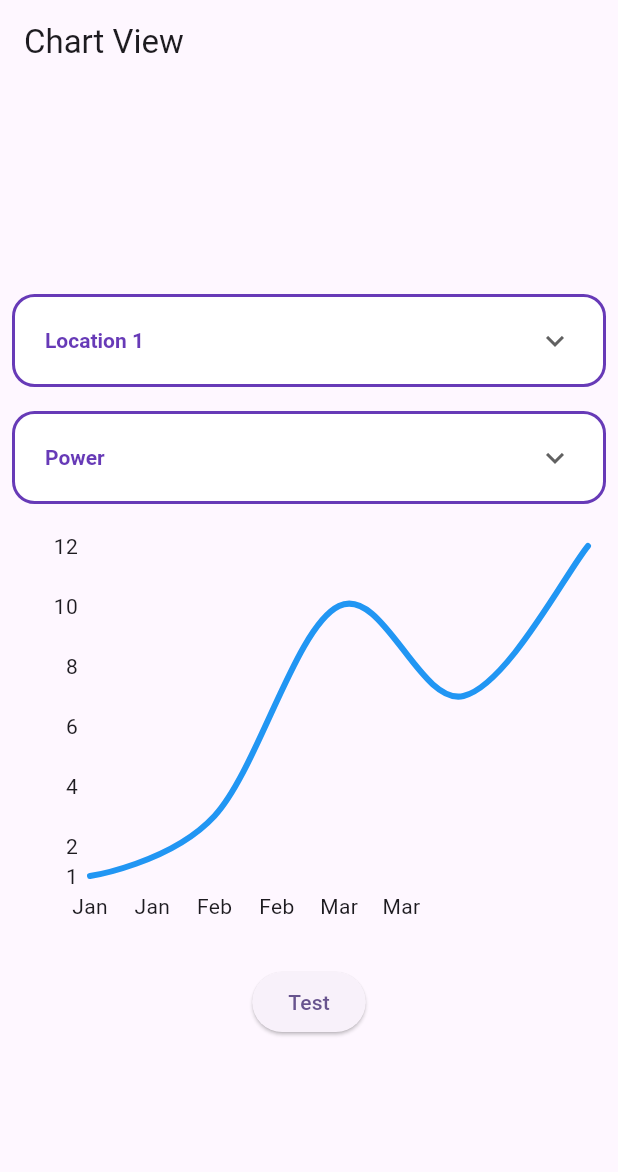
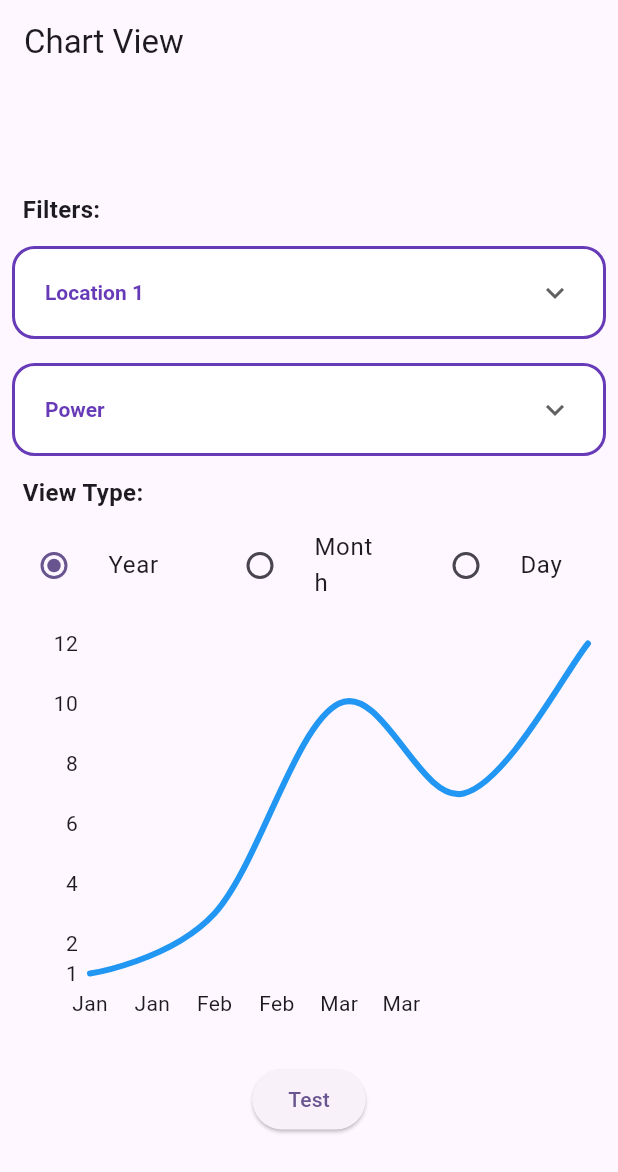
Before and after one commit to adominas20/wind_power_insights, a Flutter app: the screen it shows after launch, on a phone screen of 412 x 824 dp. Shown: the top 1172 px of the screen. Run offline on Flutter 3.47's test engine with Material 3 defaults, Android fonts, the phone set to English and light mode, and no system bars; drawn by our look-alikes of fl_chart; our stand-ins replace csv, get_it, stacked; missing offline and left inert: tflite_flutter.

Commit message:
Added a radio time period selector

```diff
--- /dev/null
+++ b/wind_power_app/lib/core/models/filter_data_model.dart
@@ -0,0 +1,22 @@
+class FilterDataModel {
+  int? year;
+  int? month;
+  int? day;
+  int? location;
+
+  FilterDataModel(
+    this.year,
+    this.month,
+    this.day,
+    this.location,
+  );
+
+  Map<String, dynamic> toJson() {
+    return {
+      "year": year,
+      "month": month,
+      "day": day,
+      "location": location,
+    };
+  }
+}
--- a/wind_power_app/lib/views/chart_view.dart
+++ b/wind_power_app/lib/views/chart_view.dart
@@ -4,6 +4,7 @@ import 'package:wind_power_app/core/enums/dropdown_view_type.dart';
 import 'package:wind_power_app/view_models/chart_view_model.dart';
 import 'package:wind_power_app/widgets/chart.dart';
 import 'package:wind_power_app/widgets/chart_dropdown_button.dart';
+import 'package:wind_power_app/widgets/time_period_selector.dart';
 
 class ChartView extends StatelessWidget {
   const ChartView({Key? key}) : super(key: key);
@@ -22,6 +23,7 @@ class ChartView extends StatelessWidget {
           child: Column(
             mainAxisAlignment: MainAxisAlignment.center,
             children: [
+              const SmallHeader(title: "Filters:"),
               ChartDropdownButton(
                 model: model,
                 viewType: DropdownViewType.location,
@@ -30,6 +32,8 @@ class ChartView extends StatelessWidget {
                 model: model,
                 viewType: DropdownViewType.measurement,
               ),
+              const SmallHeader(title: "View Type:"),
+              const TimePeriodSelector(),
               Chart(model: model),
               ElevatedButton(onPressed: model.testMethod, child: Text("Test"))
             ],
@@ -40,3 +44,24 @@ class ChartView extends StatelessWidget {
     );
   }
 }
+
+class SmallHeader extends StatelessWidget {
+  const SmallHeader({this.title, super.key});
+
+  final String? title;
+
+  @override
+  Widget build(BuildContext context) {
+    return Row(
+      children: [
+        Padding(
+          padding: const EdgeInsets.only(left: 15.0, top: 5, bottom: 5),
+          child: Text(
+            title ?? "",
+            style: const TextStyle(fontSize: 16, fontWeight: FontWeight.bold),
+          ),
+        ),
+      ],
+    );
+  }
+}
--- /dev/null
+++ b/wind_power_app/lib/widgets/time_period_selector.dart
@@ -0,0 +1,59 @@
+import 'package:flutter/material.dart';
+
+enum TimePeriod { year, month, day }
+
+class TimePeriodSelector extends StatefulWidget {
+  const TimePeriodSelector({super.key});
+
+  @override
+  State<TimePeriodSelector> createState() => _TimePeriodSelectorState();
+}
+
+class _TimePeriodSelectorState extends State<TimePeriodSelector> {
+  TimePeriod _selectedTimePeriod = TimePeriod.year;
+
+  @override
+  Widget build(BuildContext context) {
+    return Row(
+      mainAxisAlignment: MainAxisAlignment.center,
+      children: <Widget>[
+        Expanded(
+          child: RadioListTile<TimePeriod>(
+            title: const Text('Year'),
+            value: TimePeriod.year,
+            groupValue: _selectedTimePeriod,
+            onChanged: (TimePeriod? value) {
+              setState(() {
+                _selectedTimePeriod = value!;
+              });
+            },
+          ),
+        ),
+        Expanded(
+          child: RadioListTile<TimePeriod>(
+            title: const Text('Month'),
+            value: TimePeriod.month,
+            groupValue: _selectedTimePeriod,
+            onChanged: (TimePeriod? value) {
+              setState(() {
+                _selectedTimePeriod = value!;
+              });
+            },
+          ),
+        ),
+        Expanded(
+          child: RadioListTile<TimePeriod>(
+            title: const Text('Day'),
+            value: TimePeriod.day,
+            groupValue: _selectedTimePeriod,
+            onChanged: (TimePeriod? value) {
+              setState(() {
+                _selectedTimePeriod = value!;
+              });
+            },
+          ),
+        ),
+      ],
+    );
+  }
+}
```
